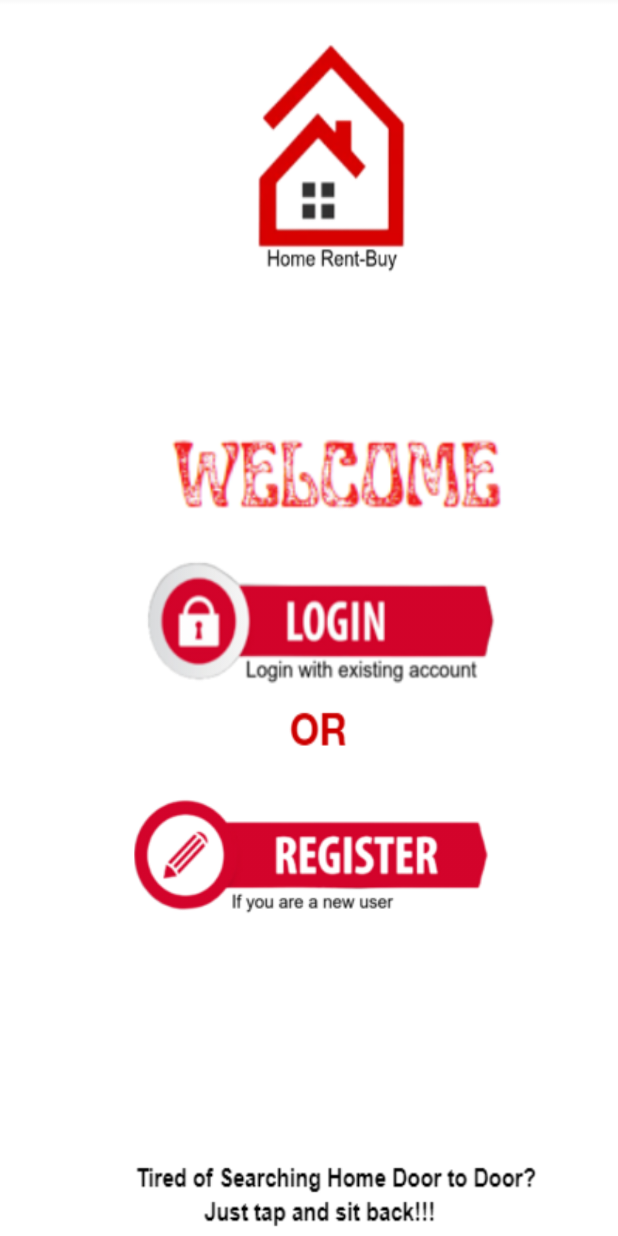
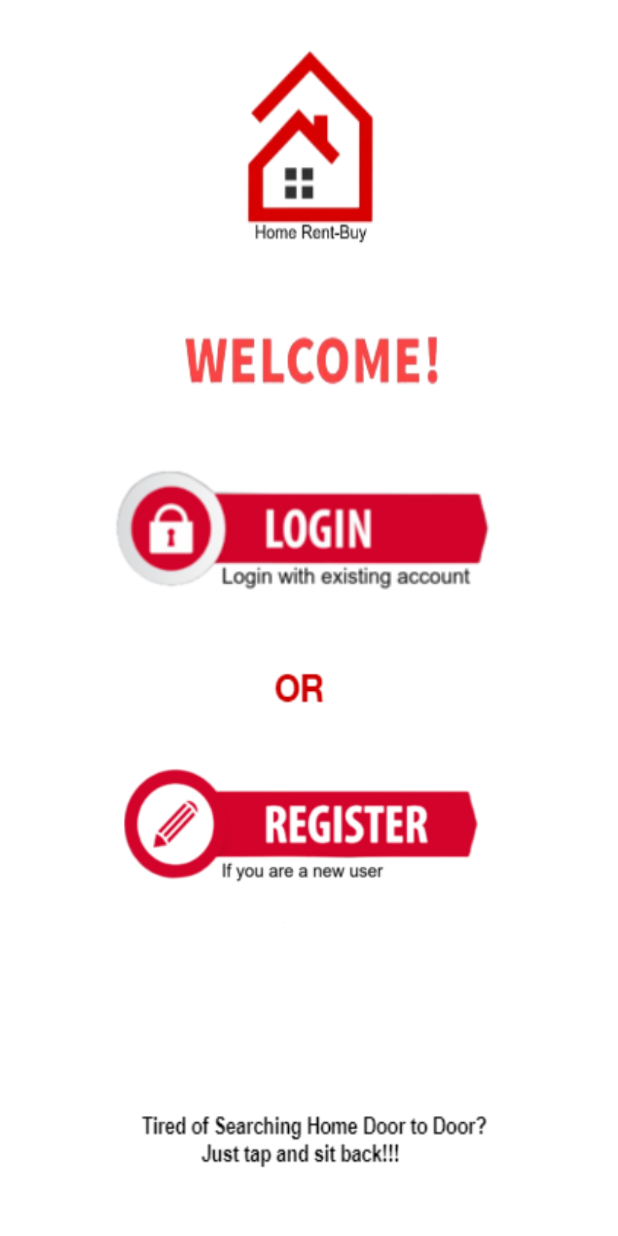
Before and after one commit to pritikuchhadiya/Android_Home_Rental, an Android app: the screen it shows after launch (MainActivity), on a phone screen of 412 x 824 dp. Run offline under Robolectric (Android 15) with nearby library versions, the phone set to English and light mode, and no system bars.

Commit message:
login done

```diff
--- a/app/src/main/res/layout/activity_main.xml
+++ b/app/src/main/res/layout/activity_main.xml
@@ -14,8 +14,9 @@
         android:layout_alignParentEnd="true"
         android:background="@drawable/welcome"
         app:layout_constraintEnd_toEndOf="parent"
+        app:layout_constraintHorizontal_bias="1.0"
         app:layout_constraintStart_toStartOf="parent"
-        tools:layout_editor_absoluteY="-16dp" />
+        tools:layout_editor_absoluteY="54dp" />
 
     <ImageButton
         android:id="@+id/reg"
@@ -27,25 +28,25 @@
         android:src="@drawable/signup"
         app:layout_constraintBottom_toBottomOf="parent"
         app:layout_constraintEnd_toEndOf="parent"
-        app:layout_constraintHorizontal_bias="0.605"
         app:layout_constraintStart_toStartOf="parent"
         app:layout_constraintTop_toTopOf="parent"
-        app:layout_constraintVertical_bias="0.737" />
+        app:layout_constraintVertical_bias="0.708" />
 
     <ImageButton
         android:id="@+id/lgn"
-        android:layout_width="247dp"
-        android:layout_height="107dp"
-        android:layout_marginStart="50dp"
-        android:layout_marginEnd="50dp"
+        android:layout_width="266dp"
+        android:layout_height="105dp"
+        android:layout_marginStart="30dp"
+        android:layout_marginEnd="40dp"
         android:background="@color/White"
         android:scaleType="fitXY"
         android:src="@drawable/login"
         app:layout_constraintBottom_toBottomOf="parent"
         app:layout_constraintEnd_toEndOf="parent"
-        app:layout_constraintHorizontal_bias="0.545"
+        app:layout_constraintHorizontal_bias="0.44"
         app:layout_constraintStart_toStartOf="parent"
-        app:layout_constraintTop_toTopOf="parent" />
+        app:layout_constraintTop_toTopOf="parent"
+        app:layout_constraintVertical_bias="0.415" />
 
 
 </androidx.constraintlayout.widget.ConstraintLayout>
```
Also changed, not shown: app/src/main/res/drawable/welcome.png.
